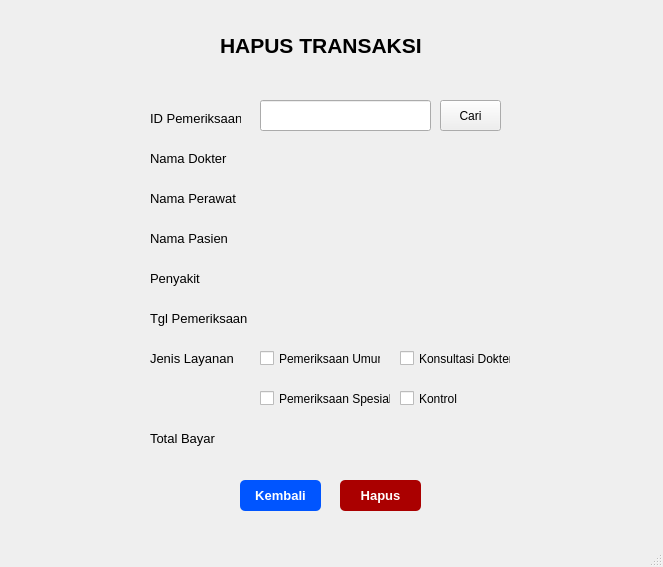
Qt form form_delete_data_transaksi.ui (naylasalsdev-project/SudiKasusUAS) before a commit.
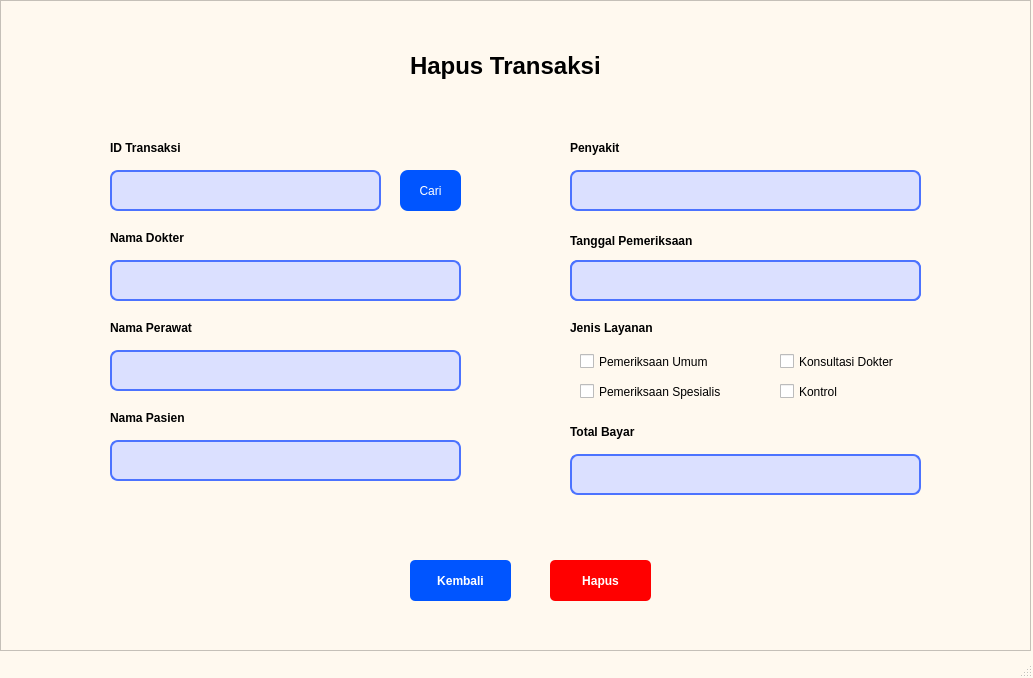
The same form after that commit.

What changed in the file:
```diff
--- a/form_delete_data_transaksi.ui
+++ b/form_delete_data_transaksi.ui
@@ -6,149 +6,208 @@
    <rect>
     <x>0</x>
     <y>0</y>
-    <width>663</width>
-    <height>567</height>
+    <width>1033</width>
+    <height>678</height>
    </rect>
   </property>
   <property name="windowTitle">
    <string>MainWindow</string>
   </property>
+  <property name="styleSheet">
+   <string notr="true">QMainWindow{ 
+	background-color: rgb(255, 249, 239);
+}</string>
+  </property>
   <widget class="QWidget" name="centralwidget">
-   <widget class="QCheckBox" name="checkBox_4">
+   <property name="styleSheet">
+    <string notr="true">QFrame{ 
+	background-color: rgb(255, 249, 239);
+}</string>
+   </property>
+   <widget class="QFrame" name="frame">
+    <property name="geometry">
+     <rect>
+      <x>0</x>
+      <y>0</y>
+      <width>1031</width>
+      <height>651</height>
+     </rect>
+    </property>
+    <property name="styleSheet">
+     <string notr="true">QFrame{ 
+	background-color: rgb(255, 249, 239);
+}</string>
+    </property>
+    <property name="frameShape">
+     <enum>QFrame::StyledPanel</enum>
+    </property>
+    <property name="frameShadow">
+     <enum>QFrame::Raised</enum>
+    </property>
+    <widget class="QLabel" name="label_9">
+     <property name="geometry">
+      <rect>
+       <x>570</x>
+       <y>140</y>
+       <width>121</width>
+       <height>16</height>
+      </rect>
+     </property>
+     <property name="font">
+      <font>
+       <weight>75</weight>
+       <bold>true</bold>
+      </font>
+     </property>
+     <property name="text">
+      <string>Penyakit</string>
+     </property>
+    </widget>
+    <widget class="QLabel" name="label_4">
+     <property name="geometry">
+      <rect>
+       <x>410</x>
+       <y>40</y>
+       <width>251</width>
+       <height>51</height>
+      </rect>
+     </property>
+     <property name="font">
+      <font>
+       <pointsize>18</pointsize>
+       <weight>75</weight>
+       <bold>true</bold>
+      </font>
+     </property>
+     <property name="text">
+      <string>Hapus Transaksi</string>
+     </property>
+    </widget>
+    <widget class="QPushButton" name="pushButton_3">
     <property name="geometry">
      <rect>
       <x>400</x>
-      <y>390</y>
-      <width>70</width>
-      <height>17</height>
-     </rect>
-    </property>
-    <property name="text">
-     <string>Kontrol</string>
-    </property>
-   </widget>
-   <widget class="QLabel" name="label_3">
-    <property name="geometry">
-     <rect>
-      <x>150</x>
-      <y>230</y>
-      <width>91</width>
-      <height>16</height>
-     </rect>
-    </property>
-    <property name="font">
-     <font>
-      <pointsize>10</pointsize>
-     </font>
-    </property>
+       <y>170</y>
+       <width>61</width>
+       <height>41</height>
+      </rect>
+     </property>
+     <property name="styleSheet">
+      <string notr="true">QPushButton {
+    background-color: rgb(0, 85, 255);
+	border-radius: 8px;
+	color: white
+}</string>
+     </property>
     <property name="text">
-     <string>Nama Pasien</string>
-    </property>
-   </widget>
-   <widget class="QLabel" name="label_7">
+      <string>Cari</string>
+     </property>
+    </widget>
+    <widget class="QLabel" name="label_11">
     <property name="geometry">
      <rect>
-      <x>150</x>
-      <y>350</y>
-      <width>91</width>
+       <x>570</x>
+       <y>320</y>
+       <width>121</width>
       <height>16</height>
      </rect>
     </property>
     <property name="font">
      <font>
-      <pointsize>10</pointsize>
+       <weight>75</weight>
+       <bold>true</bold>
      </font>
     </property>
     <property name="text">
      <string>Jenis Layanan</string>
     </property>
    </widget>
+    <widget class="QLabel" name="label_7">
+     <property name="geometry">
+      <rect>
+       <x>570</x>
+       <y>260</y>
+       <width>351</width>
+       <height>41</height>
+      </rect>
+     </property>
+     <property name="styleSheet">
+      <string notr="true">QLabel {
+    border: 2px solid rgb(76, 115, 255);
+    background-color: rgb(219, 224, 255);
+	border-radius: 8px
+}</string>
+     </property>
+     <property name="text">
+      <string/>
+     </property>
+    </widget>
    <widget class="QLabel" name="label_5">
     <property name="geometry">
      <rect>
-      <x>150</x>
-      <y>190</y>
-      <width>91</width>
+       <x>110</x>
+       <y>320</y>
+       <width>121</width>
       <height>16</height>
      </rect>
     </property>
     <property name="font">
      <font>
-      <pointsize>10</pointsize>
+       <weight>75</weight>
+       <bold>true</bold>
      </font>
     </property>
     <property name="text">
      <string>Nama Perawat</string>
     </property>
    </widget>
-   <widget class="QLabel" name="label">
+    <widget class="QLineEdit" name="lineEdit_4">
     <property name="geometry">
      <rect>
-      <x>220</x>
-      <y>30</y>
-      <width>231</width>
-      <height>31</height>
-     </rect>
-    </property>
-    <property name="font">
-     <font>
-      <pointsize>16</pointsize>
-      <weight>75</weight>
-      <bold>true</bold>
-     </font>
-    </property>
-    <property name="text">
-     <string>HAPUS TRANSAKSI</string>
-    </property>
-   </widget>
-   <widget class="QLabel" name="label_4">
+       <x>110</x>
+       <y>170</y>
+       <width>271</width>
+       <height>41</height>
+      </rect>
+     </property>
+     <property name="styleSheet">
+      <string notr="true">QLineEdit {
+    border: 2px solid rgb(76, 115, 255);
+    background-color: rgb(219, 224, 255);
+	border-radius: 8px
+}</string>
+     </property>
+    </widget>
+    <widget class="QLabel" name="label_6">
     <property name="geometry">
      <rect>
-      <x>150</x>
-      <y>150</y>
-      <width>91</width>
+       <x>110</x>
+       <y>230</y>
+       <width>111</width>
       <height>16</height>
      </rect>
     </property>
     <property name="font">
      <font>
-      <pointsize>10</pointsize>
+       <weight>75</weight>
+       <bold>true</bold>
      </font>
     </property>
     <property name="text">
      <string>Nama Dokter</string>
     </property>
    </widget>
-   <widget class="QLabel" name="label_2">
-    <property name="geometry">
-     <rect>
-      <x>150</x>
-      <y>110</y>
-      <width>91</width>
-      <height>16</height>
-     </rect>
-    </property>
-    <property name="font">
-     <font>
-      <pointsize>10</pointsize>
-     </font>
-    </property>
-    <property name="text">
-     <string>ID Pemeriksaan</string>
-    </property>
-   </widget>
    <widget class="QPushButton" name="pushButton_4">
     <property name="geometry">
      <rect>
-      <x>240</x>
-      <y>480</y>
-      <width>81</width>
-      <height>31</height>
+       <x>410</x>
+       <y>560</y>
+       <width>101</width>
+       <height>41</height>
      </rect>
     </property>
     <property name="font">
      <font>
-      <pointsize>10</pointsize>
       <weight>75</weight>
       <bold>true</bold>
      </font>
@@ -165,41 +224,236 @@
      <string>Kembali</string>
     </property>
    </widget>
-   <widget class="QLabel" name="label_6">
+    <widget class="QLabel" name="label_10">
     <property name="geometry">
      <rect>
-      <x>150</x>
-      <y>310</y>
+       <x>110</x>
+       <y>140</y>
+       <width>131</width>
+       <height>16</height>
+      </rect>
+     </property>
+     <property name="font">
+      <font>
+       <weight>75</weight>
+       <bold>true</bold>
+      </font>
+     </property>
+     <property name="text">
+      <string>ID Transaksi</string>
+     </property>
+    </widget>
+    <widget class="QLabel" name="label_12">
+     <property name="geometry">
+      <rect>
+       <x>110</x>
+       <y>260</y>
+       <width>351</width>
+       <height>41</height>
+      </rect>
+     </property>
+     <property name="styleSheet">
+      <string notr="true">QLabel {
+    border: 2px solid rgb(76, 115, 255);
+    background-color: rgb(219, 224, 255);
+	border-radius: 8px
+}</string>
+     </property>
+     <property name="text">
+      <string/>
+     </property>
+    </widget>
+    <widget class="QLabel" name="label_13">
+     <property name="geometry">
+      <rect>
+       <x>110</x>
+       <y>350</y>
+       <width>351</width>
+       <height>41</height>
+      </rect>
+     </property>
+     <property name="styleSheet">
+      <string notr="true">QLabel {
+    border: 2px solid rgb(76, 115, 255);
+    background-color: rgb(219, 224, 255);
+	border-radius: 8px
+}</string>
+     </property>
+     <property name="text">
+      <string/>
+     </property>
+    </widget>
+    <widget class="QPushButton" name="pushButton_7">
+     <property name="geometry">
+      <rect>
+       <x>550</x>
+       <y>560</y>
+       <width>101</width>
+       <height>41</height>
+      </rect>
+     </property>
+     <property name="font">
+      <font>
+       <weight>75</weight>
+       <bold>true</bold>
+      </font>
+     </property>
+     <property name="styleSheet">
+      <string notr="true">QPushButton {
+    background-color: rgb(255, 0, 0);
+    color: white;
+    border-radius: 5px;   
+    padding: 6px;           
+}</string>
+     </property>
+     <property name="text">
+      <string>Hapus</string>
+     </property>
+    </widget>
+    <widget class="QLabel" name="label_14">
+     <property name="geometry">
+      <rect>
+       <x>570</x>
+       <y>424</y>
+       <width>101</width>
+       <height>16</height>
+      </rect>
+     </property>
+     <property name="font">
+      <font>
+       <weight>75</weight>
+       <bold>true</bold>
+      </font>
+     </property>
+     <property name="text">
+      <string>Total Bayar</string>
+     </property>
+    </widget>
+    <widget class="QLabel" name="label_15">
+     <property name="geometry">
+      <rect>
+       <x>570</x>
+       <y>170</y>
+       <width>351</width>
+       <height>41</height>
+      </rect>
+     </property>
+     <property name="styleSheet">
+      <string notr="true">QLabel {
+    border: 2px solid rgb(76, 115, 255);
+    background-color: rgb(219, 224, 255);
+	border-radius: 8px
+}</string>
+     </property>
+     <property name="text">
+      <string/>
+     </property>
+    </widget>
+    <widget class="QLabel" name="label_31">
+     <property name="geometry">
+      <rect>
+       <x>570</x>
+       <y>260</y>
+       <width>351</width>
+       <height>41</height>
+      </rect>
+     </property>
+     <property name="styleSheet">
+      <string notr="true">QLabel {
+    border: 2px solid rgb(76, 115, 255);
+    background-color: rgb(219, 224, 255);
+	border-radius: 8px
+}</string>
+     </property>
+     <property name="text">
+      <string/>
+     </property>
+    </widget>
+    <widget class="QLabel" name="label_32">
+     <property name="geometry">
+      <rect>
+       <x>110</x>
+       <y>410</y>
       <width>111</width>
       <height>16</height>
      </rect>
     </property>
     <property name="font">
      <font>
-      <pointsize>10</pointsize>
+       <weight>75</weight>
+       <bold>true</bold>
      </font>
     </property>
     <property name="text">
-     <string>Tgl Pemeriksaan</string>
-    </property>
-   </widget>
-   <widget class="QLineEdit" name="lineEdit">
+      <string>Nama Pasien</string>
+     </property>
+    </widget>
+    <widget class="QLabel" name="label_33">
     <property name="geometry">
      <rect>
-      <x>260</x>
-      <y>100</y>
-      <width>171</width>
-      <height>31</height>
-     </rect>
+       <x>570</x>
+       <y>230</y>
+       <width>181</width>
+       <height>21</height>
+      </rect>
+     </property>
+     <property name="font">
+      <font>
+       <weight>75</weight>
+       <bold>true</bold>
+      </font>
+     </property>
+     <property name="text">
+      <string>Tanggal Pemeriksaan</string>
+     </property>
+    </widget>
+    <widget class="QLabel" name="label_34">
+     <property name="geometry">
+      <rect>
+       <x>570</x>
+       <y>454</y>
+       <width>351</width>
+       <height>41</height>
+      </rect>
+     </property>
+     <property name="styleSheet">
+      <string notr="true">QLabel {
+    border: 2px solid rgb(76, 115, 255);
+    background-color: rgb(219, 224, 255);
+	border-radius: 8px
+}</string>
+     </property>
+     <property name="text">
+      <string/>
+     </property>
+    </widget>
+    <widget class="QLabel" name="label_35">
+     <property name="geometry">
+      <rect>
+       <x>110</x>
+       <y>440</y>
+       <width>351</width>
+       <height>41</height>
+      </rect>
+     </property>
+     <property name="styleSheet">
+      <string notr="true">QLabel {
+    border: 2px solid rgb(76, 115, 255);
+    background-color: rgb(219, 224, 255);
+	border-radius: 8px
+}</string>
+     </property>
+     <property name="text">
+      <string/>
     </property>
    </widget>
    <widget class="QCheckBox" name="checkBox">
     <property name="geometry">
      <rect>
-      <x>260</x>
+       <x>580</x>
       <y>350</y>
-      <width>121</width>
-      <height>17</height>
+       <width>171</width>
+       <height>23</height>
      </rect>
     </property>
     <property name="text">
@@ -209,183 +463,42 @@
    <widget class="QCheckBox" name="checkBox_2">
     <property name="geometry">
      <rect>
-      <x>260</x>
-      <y>390</y>
-      <width>131</width>
-      <height>17</height>
+       <x>580</x>
+       <y>380</y>
+       <width>181</width>
+       <height>23</height>
      </rect>
     </property>
     <property name="text">
      <string>Pemeriksaan Spesialis</string>
     </property>
    </widget>
-   <widget class="QPushButton" name="pushButton_3">
-    <property name="geometry">
-     <rect>
-      <x>340</x>
-      <y>480</y>
-      <width>81</width>
-      <height>31</height>
-     </rect>
-    </property>
-    <property name="font">
-     <font>
-      <pointsize>10</pointsize>
-      <weight>75</weight>
-      <bold>true</bold>
-     </font>
-    </property>
-    <property name="styleSheet">
-     <string notr="true">QPushButton {
-    background-color: rgb(170, 0, 0);
-    color: white;
-    border-radius: 5px;   
-    padding: 6px;           
-}</string>
-    </property>
-    <property name="text">
-     <string>Hapus</string>
-    </property>
-   </widget>
    <widget class="QCheckBox" name="checkBox_3">
     <property name="geometry">
      <rect>
-      <x>400</x>
+       <x>780</x>
       <y>350</y>
-      <width>111</width>
-      <height>17</height>
+       <width>151</width>
+       <height>23</height>
      </rect>
     </property>
     <property name="text">
      <string>Konsultasi Dokter</string>
     </property>
    </widget>
-   <widget class="QPushButton" name="pushButton">
+    <widget class="QCheckBox" name="checkBox_4">
     <property name="geometry">
      <rect>
-      <x>440</x>
-      <y>100</y>
-      <width>61</width>
-      <height>31</height>
+       <x>780</x>
+       <y>380</y>
+       <width>95</width>
+       <height>23</height>
      </rect>
     </property>
     <property name="text">
-     <string>Cari</string>
-    </property>
-   </widget>
-   <widget class="QLabel" name="label_8">
-    <property name="geometry">
-     <rect>
-      <x>150</x>
-      <y>430</y>
-      <width>91</width>
-      <height>16</height>
-     </rect>
-    </property>
-    <property name="font">
-     <font>
-      <pointsize>10</pointsize>
-     </font>
-    </property>
-    <property name="text">
-     <string>Total Bayar</string>
-    </property>
-   </widget>
-   <widget class="QLabel" name="label_9">
-    <property name="geometry">
-     <rect>
-      <x>150</x>
-      <y>270</y>
-      <width>91</width>
-      <height>16</height>
-     </rect>
-    </property>
-    <property name="font">
-     <font>
-      <pointsize>10</pointsize>
-     </font>
-    </property>
-    <property name="text">
-     <string>Penyakit</string>
-    </property>
-   </widget>
-   <widget class="QLabel" name="label_10">
-    <property name="geometry">
-     <rect>
-      <x>260</x>
-      <y>140</y>
-      <width>241</width>
-      <height>31</height>
-     </rect>
-    </property>
-    <property name="text">
-     <string/>
-    </property>
-   </widget>
-   <widget class="QLabel" name="label_11">
-    <property name="geometry">
-     <rect>
-      <x>260</x>
-      <y>180</y>
-      <width>241</width>
-      <height>31</height>
-     </rect>
-    </property>
-    <property name="text">
-     <string/>
-    </property>
-   </widget>
-   <widget class="QLabel" name="label_12">
-    <property name="geometry">
-     <rect>
-      <x>260</x>
-      <y>220</y>
-      <width>241</width>
-      <height>31</height>
-     </rect>
-    </property>
-    <property name="text">
-     <string/>
-    </property>
-   </widget>
-   <widget class="QLabel" name="label_13">
-    <property name="geometry">
-     <rect>
-      <x>260</x>
-      <y>260</y>
-      <width>241</width>
-      <height>31</height>
-     </rect>
-    </property>
-    <property name="text">
-     <string/>
-    </property>
-   </widget>
-   <widget class="QLabel" name="label_14">
-    <property name="geometry">
-     <rect>
-      <x>260</x>
-      <y>300</y>
-      <width>241</width>
-      <height>31</height>
-     </rect>
-    </property>
-    <property name="text">
-     <string/>
-    </property>
-   </widget>
-   <widget class="QLabel" name="label_15">
-    <property name="geometry">
-     <rect>
-      <x>260</x>
-      <y>420</y>
-      <width>241</width>
-      <height>31</height>
-     </rect>
-    </property>
-    <property name="text">
-     <string/>
-    </property>
+      <string>Kontrol</string>
+     </property>
+    </widget>
    </widget>
   </widget>
   <widget class="QMenuBar" name="menubar">
```
Left out of the diff: 4 changed lines with no effect on the pictures. Lines whose indentation alone changed are shown as unchanged.
